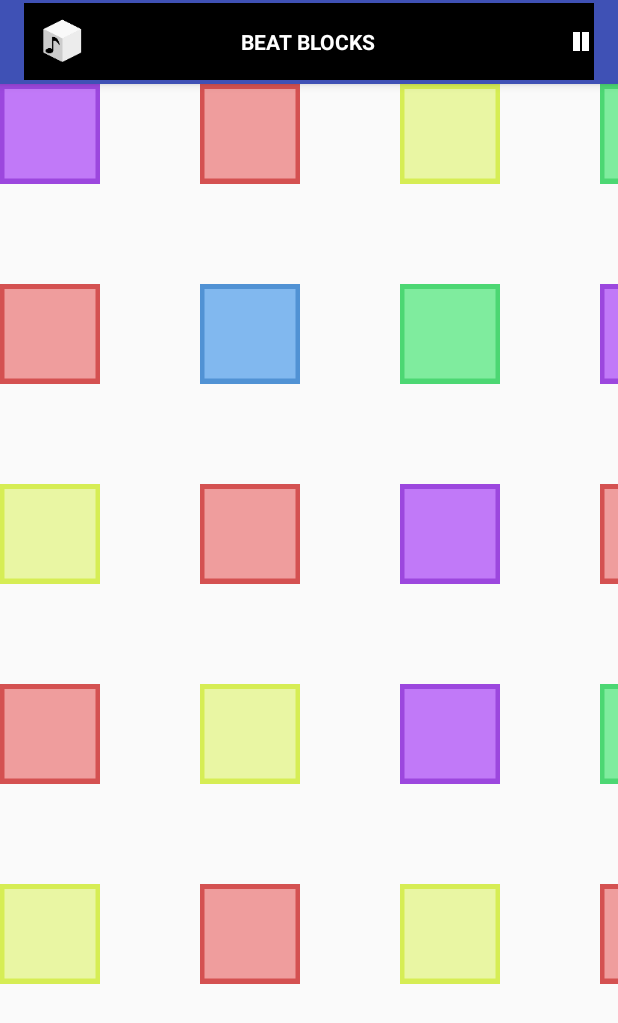
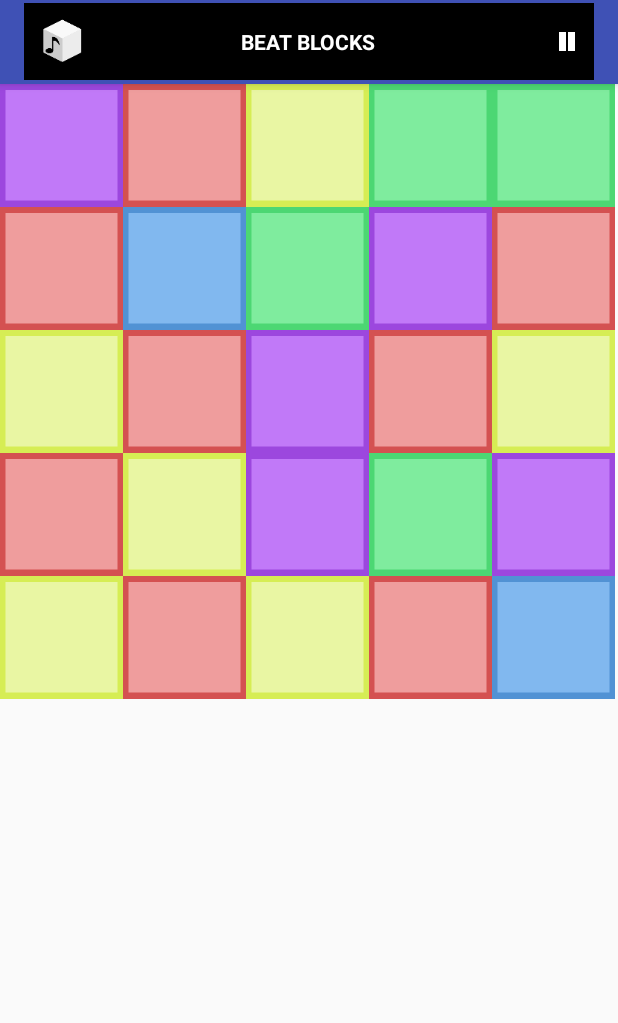
Before and after one commit to hunterdquant/BeatBlocks, an Android app: the screen it shows after launch (MainActivity), on a phone screen of 412 x 824 dp. Shown: the top 1023 px of the screen. Run offline under Robolectric (Android 15) with nearby library versions, the light colour scheme and no system bars.

Commit message:
The game board now scales independent of the device. onPause and onResume toggle the pause status of the game.

```diff
--- a/app/src/main/java/group/cs242/beatblocks/BeatBlockBoardView.java
+++ b/app/src/main/java/group/cs242/beatblocks/BeatBlockBoardView.java
@@ -4,14 +4,8 @@ import android.content.Context;
 import android.graphics.Bitmap;
 import android.graphics.BitmapFactory;
 import android.graphics.Canvas;
-import android.graphics.Color;
-import android.graphics.Point;
-import android.view.Display;
-import android.view.MotionEvent;
+import android.util.AttributeSet;
 import android.view.View;
-import android.view.ViewGroup;
-import android.view.WindowManager;
-
 import java.util.List;
 
 /**
@@ -25,17 +19,11 @@ public class BeatBlockBoardView extends View {
     private BeatBlockBoard beatBlockBoard;
     private boolean canPopulate = true;
     private boolean paused = false;
+    private int blockDimensions;
+    private int dimensions;
+    // An array of bitmaps. Their array index is matched with a value in beatBlockBoard.
+    private Bitmap[] bitmaps = new Bitmap[6];
 
-    // An array of bitmaps. Their array index is matched with a value in beatBlockBoard.
-    private Bitmap[] bitmaps = {
-                        getBitmap(R.mipmap.blackblock),
-                        getBitmap(R.mipmap.yellowblock),
-                        getBitmap(R.mipmap.purpleblock),
-                        getBitmap(R.mipmap.greenblock),
-                        getBitmap(R.mipmap.blueblock),
-                        getBitmap(R.mipmap.redblock)};
-    // View dimensions.
-    private int width, height;
 
     /* Constructor */
 
@@ -43,12 +31,30 @@ public class BeatBlockBoardView extends View {
      *
      * @param context - The current context.
      */
-    public BeatBlockBoardView(Context context) {
+    public BeatBlockBoardView(Context context, int width, int height) {
         super(context);
+        dimensions = width > height/2 ? height/2 : width;
+        blockDimensions = dimensions/5;
+        bitmaps[0] = getBitmap(R.mipmap.blackblock);
+        bitmaps[1] = getBitmap(R.mipmap.yellowblock);
+        bitmaps[2] = getBitmap(R.mipmap.purpleblock);
+        bitmaps[3] = getBitmap(R.mipmap.greenblock);
+        bitmaps[4] = getBitmap(R.mipmap.blueblock);
+        bitmaps[5] = getBitmap(R.mipmap.redblock);
+
         beatBlockBoard = new BeatBlockBoard(5);
         beatBlockBoard.populate();
         beatBlockBoard.removeMatches(beatBlockBoard.checkMatches());
     }
+
+    public BeatBlockBoardView(Context context, AttributeSet as) {
+        super(context, as);
+        beatBlockBoard = new BeatBlockBoard(5);
+        beatBlockBoard.populate();
+        beatBlockBoard.removeMatches(beatBlockBoard.checkMatches());
+    }
+
+
 
     /* Protected methods */
 
@@ -64,7 +70,7 @@ public class BeatBlockBoardView extends View {
             for (int i = 0; i < beatBlockBoard.getBoardSize(); i++) {
                 for (int j = 0; j < beatBlockBoard.getBoardSize(); j++) {
                     int bitMapVal = beatBlockBoard.getValAtIndex(new Index(i, j));
-                    canvas.drawBitmap(bitmaps[bitMapVal], 200 * i, 200 * j, null);
+                    canvas.drawBitmap(bitmaps[bitMapVal], blockDimensions * i, blockDimensions * j, null);
                 }
             }
 
@@ -93,6 +99,12 @@ public class BeatBlockBoardView extends View {
         invalidate();
     }
 
+    @Override
+    protected void onMeasure(int widthMeasureSpec, int heightMeasureSpec) {
+
+        setMeasuredDimension(dimensions, dimensions);
+    }
+
     public void moveBlockUp(Index i) {
         beatBlockBoard.moveBlockUp(i);
     }
@@ -115,26 +127,12 @@ public class BeatBlockBoardView extends View {
 
     /* Public methods */
 
-    /**
-     *
-     * @return The width of the view
-     */
-    public int getViewWidth() {
-
-        return width;
+    public boolean isPaused() {
+        return paused;
     }
 
-    /**
-     *
-     * @return The height of the view.
-     */
-    public int getViewHeight() {
-
-        return height;
-    }
-
-    public boolean isPaused() {
-        return paused;
+    public int getBlockDimensions() {
+        return blockDimensions;
     }
 
     /* Private methods */
@@ -145,6 +143,8 @@ public class BeatBlockBoardView extends View {
      * @return The loaded bitmap.
      */
     private Bitmap getBitmap(int imgId) {
-        return BitmapFactory.decodeResource(getResources(), imgId);
+        return Bitmap.createScaledBitmap(BitmapFactory.decodeResource(getResources(), imgId), blockDimensions, blockDimensions, false);
     }
+
+
 }
--- a/app/src/main/java/group/cs242/beatblocks/MainActivity.java
+++ b/app/src/main/java/group/cs242/beatblocks/MainActivity.java
@@ -1,55 +1,69 @@
 package group.cs242.beatblocks;
 
 import android.content.Context;
+import android.graphics.Point;
 import android.support.v7.app.ActionBar;
-import android.support.v7.app.ActionBarActivity;
 import android.support.v7.app.AppCompatActivity;
 import android.os.Bundle;
 import android.view.GestureDetector;
 import android.view.LayoutInflater;
 import android.view.MotionEvent;
 import android.view.View;
-import android.view.Window;
 import android.widget.ImageButton;
 import android.widget.TextView;
-import android.widget.Toast;
 
 public class MainActivity extends AppCompatActivity {
 
     // The view to be drawn to the screen
     private BeatBlockBoardView beatBlockBoardView;
-    // The GestureListener for detecting touch events.
-    private MoveGestureListener mgl;
 
     @Override
     protected void onCreate(Bundle savedInstanceState) {
 
         super.onCreate(savedInstanceState);
-        beatBlockBoardView = new BeatBlockBoardView(this);
-        // Attach the GestureListener to the game view.
+
+        Point p = new Point();
+        getWindowManager().getDefaultDisplay().getSize(p);
+
+        beatBlockBoardView = new BeatBlockBoardView(this, p.x, p.y);
         beatBlockBoardView.setOnTouchListener(new MoveGestureListener(this));
-        setContentView(beatBlockBoardView/*R.layout.activity_main*/);
+        setContentView(beatBlockBoardView);
 
         ActionBar bar = getSupportActionBar();
         bar.hide();
-
         bar.setDisplayShowHomeEnabled(false);
         bar.setDisplayShowTitleEnabled(false);
         LayoutInflater inflater = LayoutInflater.from(this);
-        View view = inflater.inflate(R.layout.beat_blocks_action_bar, null);
-        TextView barTitle = (TextView) view.findViewById(R.id.title);
+        View actionBarView = inflater.inflate(R.layout.beat_blocks_action_bar, null);
+        TextView barTitle = (TextView) actionBarView.findViewById(R.id.title);
         barTitle.setText("Beat Blocks");
-        ImageButton imgButton = (ImageButton) view.findViewById(R.id.pauseButton);
+        ImageButton imgButton = (ImageButton) actionBarView.findViewById(R.id.pauseButton);
         imgButton.setOnClickListener(new View.OnClickListener() {
             @Override
             public void onClick(View v) {
                 beatBlockBoardView.togglePause();
             }
         });
-        bar.setCustomView(view);
+        bar.setCustomView(actionBarView);
         bar.setDisplayShowCustomEnabled(true);
         bar.show();
 
+    }
+
+    @Override
+    protected void onPause() {
+        super.onPause();
+        if (!beatBlockBoardView.isPaused()) {
+            beatBlockBoardView.togglePause();
+        }
+    }
+
+    @Override
+    protected void onResume() {
+        super.onResume();
+        if (beatBlockBoardView.isPaused()) {
+            beatBlockBoardView.togglePause();
+        }
     }
 
     /**
@@ -94,19 +108,20 @@ public class MainActivity extends AppCompatActivity {
             if (beatBlockBoardView.isPaused()) {
                 return false;
             }
+            int blockSize = beatBlockBoardView.getBlockDimensions();
             // The index to move is the initial events x/y divided by the dimensions of the square.
-            Index moveIndex = new Index((int)e1.getX()/200, (int)e1.getY()/200);
+            Index moveIndex = new Index((int)e1.getX()/blockSize, (int)e1.getY()/blockSize);
             // Move in the appropriate direction if the user swiped a distance of 100 px.
             if (Math.abs(e1.getX() - e2.getX()) >= Math.abs(e1.getY() - e2.getY())) {
-                if (e1.getX() - e2.getX() <= -100) {
+                if (e1.getX() - e2.getX() <= -blockSize/2) {
                     beatBlockBoardView.moveBlockRight(moveIndex);
-                } else if (e1.getX() - e2.getX() >= 100) {
+                } else if (e1.getX() - e2.getX() >= blockSize/2) {
                     beatBlockBoardView.moveBlockLeft(moveIndex);
                 }
             } else {
-                if (e1.getY() - e2.getY() >= 100) {
+                if (e1.getY() - e2.getY() >= blockSize/2) {
                     beatBlockBoardView.moveBlockUp(moveIndex);
-                } else if (e1.getY() - e2.getY() <= -100){
+                } else if (e1.getY() - e2.getY() <= -blockSize/2){
                     beatBlockBoardView.moveBlockDown(moveIndex);
                 }
             }
--- a/app/src/main/res/layout/beat_blocks_action_bar.xml
+++ b/app/src/main/res/layout/beat_blocks_action_bar.xml
@@ -26,8 +26,8 @@
 
     <ImageButton
         android:id="@+id/pauseButton"
-        android:layout_width="wrap_content"
-        android:layout_height="wrap_content"
+        android:layout_width="35dp"
+        android:layout_height="35dp"
         android:layout_alignParentRight="true"
         android:layout_centerVertical="true"
         android:layout_marginRight="8dp"
```
Also changed, not shown: app/src/main/res/layout/activity_main.xml (+7 -0 lines).
